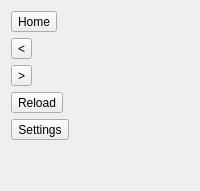
This is ui/web/NavigationBar.ui in OpenFairWind/FairWindSK as Qt 5 draws it before an edit. The edited form follows.
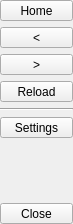
This is the edited form. Icons and pictures are not drawn.

```diff
--- a/ui/web/NavigationBar.ui
+++ b/ui/web/NavigationBar.ui
@@ -5,11 +5,31 @@
     <exportmacro/>
     <class>NavigationBar</class>
     <widget class="QWidget" name="NavigationBar">
+  <property name="geometry">
+   <rect>
+    <x>0</x>
+    <y>0</y>
+    <width>73</width>
+    <height>224</height>
+   </rect>
+  </property>
         <layout class="QVBoxLayout" name="verticalLayout">
+   <property name="leftMargin">
+    <number>0</number>
+   </property>
+   <property name="topMargin">
+    <number>0</number>
+   </property>
+   <property name="rightMargin">
+    <number>0</number>
+   </property>
+   <property name="bottomMargin">
+    <number>0</number>
+   </property>
 <item>
         <widget class="QToolButton" name="toolButton_Home">
          <property name="sizePolicy">
-          <sizepolicy hsizetype="Fixed" vsizetype="Fixed">
+      <sizepolicy hsizetype="Preferred" vsizetype="Fixed">
            <horstretch>0</horstretch>
            <verstretch>0</verstretch>
           </sizepolicy>
@@ -32,7 +52,7 @@
        <item>
         <widget class="QToolButton" name="toolButton_Back">
          <property name="sizePolicy">
-          <sizepolicy hsizetype="Fixed" vsizetype="Fixed">
+      <sizepolicy hsizetype="Preferred" vsizetype="Fixed">
            <horstretch>0</horstretch>
            <verstretch>0</verstretch>
           </sizepolicy>
@@ -55,7 +75,7 @@
        <item>
         <widget class="QToolButton" name="toolButton_Forward">
          <property name="sizePolicy">
-          <sizepolicy hsizetype="Fixed" vsizetype="Fixed">
+      <sizepolicy hsizetype="Preferred" vsizetype="Fixed">
            <horstretch>0</horstretch>
            <verstretch>0</verstretch>
           </sizepolicy>
@@ -78,7 +98,7 @@
        <item>
         <widget class="QToolButton" name="toolButton_Reload">
          <property name="sizePolicy">
-          <sizepolicy hsizetype="Fixed" vsizetype="Fixed">
+      <sizepolicy hsizetype="Preferred" vsizetype="Fixed">
            <horstretch>0</horstretch>
            <verstretch>0</verstretch>
           </sizepolicy>
@@ -98,10 +118,17 @@
        </property>
         </widget>
        </item>
+   <item>
+    <widget class="Line" name="line">
+     <property name="orientation">
+      <enum>Qt::Orientation::Horizontal</enum>
+     </property>
+    </widget>
+   </item>
        <item>
         <widget class="QToolButton" name="toolButton_Settings">
          <property name="sizePolicy">
-          <sizepolicy hsizetype="Fixed" vsizetype="Fixed">
+      <sizepolicy hsizetype="Preferred" vsizetype="Fixed">
            <horstretch>0</horstretch>
            <verstretch>0</verstretch>
           </sizepolicy>
@@ -134,8 +161,31 @@
          </property>
         </spacer>
        </item>
-        </layout>
-    </widget>
-    <pixmapfunction/>
+   <item>
+    <widget class="QToolButton" name="toolButton_Close">
+     <property name="sizePolicy">
+      <sizepolicy hsizetype="Preferred" vsizetype="Fixed">
+       <horstretch>0</horstretch>
+       <verstretch>0</verstretch>
+      </sizepolicy>
+     </property>
+     <property name="icon">
+      <iconset>
+       <normaloff>:/resources/images/web/close.png</normaloff>:/resources/images/web/close.png</iconset>
+     </property>
+     <property name="iconSize">
+      <size>
+       <width>32</width>
+       <height>32</height>
+      </size>
+     </property>
+     <property name="text">
+      <string>Close</string>
+     </property>
+    </widget>
+   </item>
+  </layout>
+ </widget>
+ <resources/>
     <connections/>
 </ui>
```
Left out of the diff: 5 changed lines with no effect on the pictures. Lines whose indentation alone changed are shown as unchanged.
